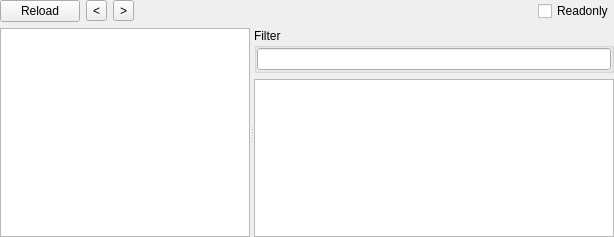
This is DEX/dexwidget.ui in horsicq/FormatWidgets as Qt 5 draws it before an edit. The edited form follows.
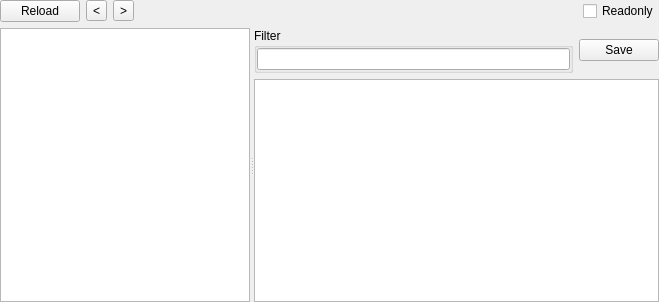
This is the edited form. The open tabs and pages were chosen to show the change. Custom widgets are drawn as their Qt base class.

What changed in the file:
```diff
--- a/DEX/dexwidget.ui
+++ b/DEX/dexwidget.ui
@@ -6,8 +6,8 @@
    <rect>
     <x>0</x>
     <y>0</y>
-    <width>614</width>
-    <height>237</height>
+    <width>659</width>
+    <height>302</height>
    </rect>
   </property>
   <property name="windowTitle">
@@ -338,6 +338,8 @@
          <number>0</number>
         </property>
         <item>
+         <layout class="QHBoxLayout" name="horizontalLayout_2">
+          <item>
          <widget class="QGroupBox" name="groupBoxFilterStrings">
           <property name="minimumSize">
            <size>
@@ -371,6 +373,15 @@
          </widget>
         </item>
         <item>
+           <widget class="QPushButton" name="pushButtonSaveStringIdItem">
+            <property name="text">
+             <string>Save</string>
+            </property>
+           </widget>
+          </item>
+         </layout>
+        </item>
+        <item>
          <widget class="QTableView" name="tableView_STRING_ID_ITEM">
           <property name="contextMenuPolicy">
            <enum>Qt::CustomContextMenu</enum>
@@ -385,7 +396,7 @@
            <enum>QAbstractItemView::SelectRows</enum>
           </property>
           <attribute name="horizontalHeaderDefaultSectionSize">
-           <number>39</number>
+           <number>57</number>
           </attribute>
           <attribute name="verticalHeaderVisible">
            <bool>false</bool>
```
Left out of the diff: 23 changed lines with no effect on the pictures. Lines whose indentation alone changed are shown as unchanged.
